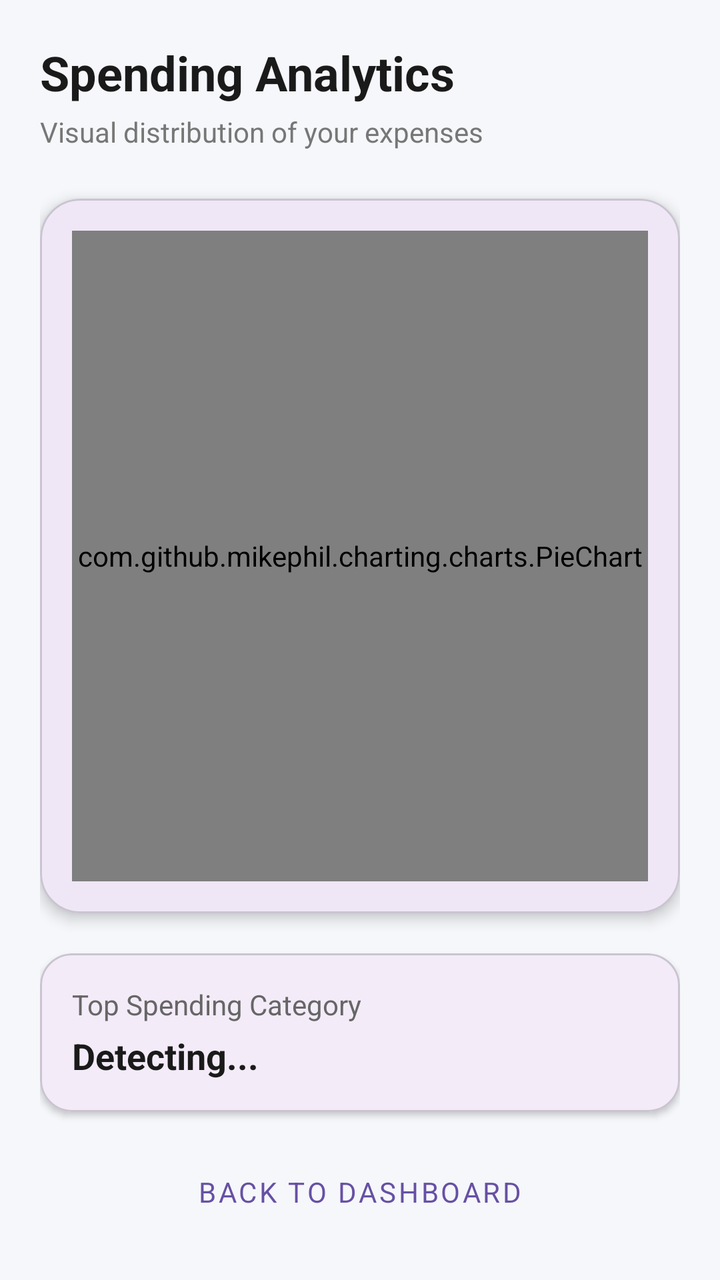
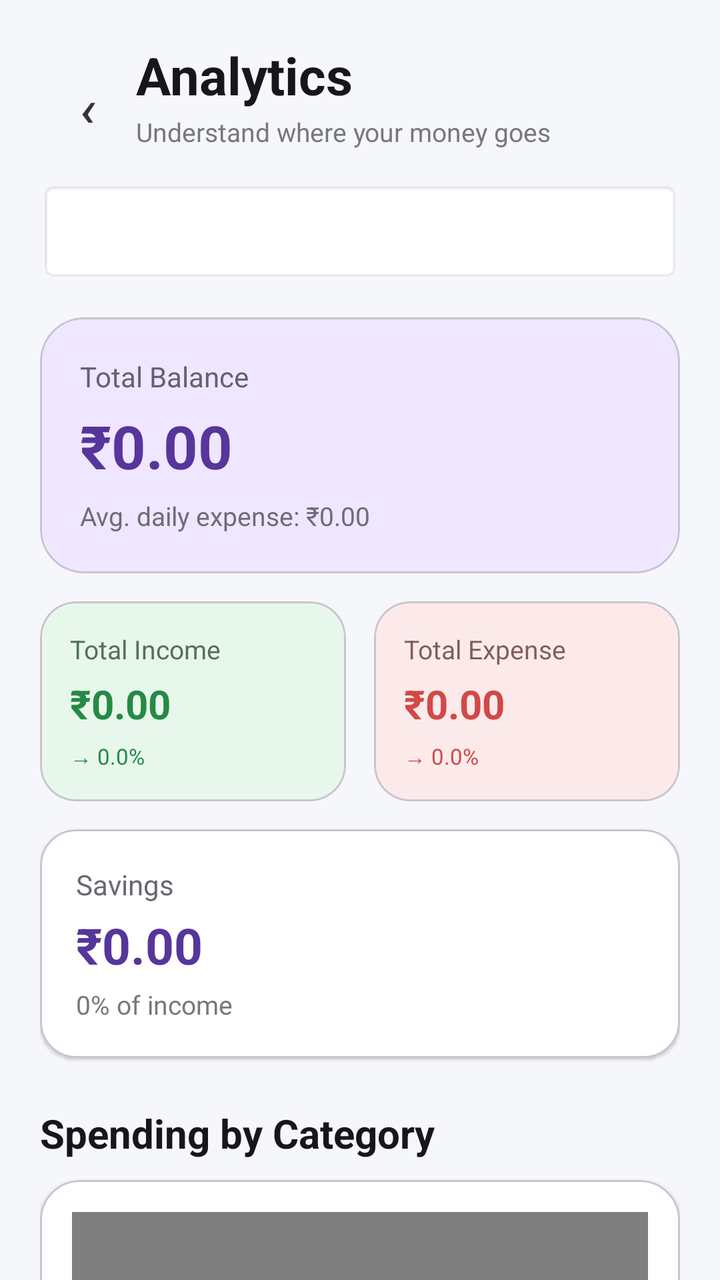

Screens rendered from an Android XML layout before and after an edit, with the pre-edit source and the edit as a unified diff.
<!-- AndroidManifest.xml: application theme Theme.Expensetracker -->
<!-- res/layout/activity_analytics.xml -->
<?xml version="1.0" encoding="utf-8"?>
<LinearLayout xmlns:android="http://schemas.android.com/apk/res/android"
    xmlns:app="http://schemas.android.com/apk/res-auto"
    android:layout_width="match_parent"
    android:layout_height="match_parent"
    android:background="#F5F7FA"
    android:orientation="vertical"
    android:padding="20dp">

    
    <TextView
        android:layout_width="wrap_content"
        android:layout_height="wrap_content"
        android:text="Spending Analytics"
        android:textColor="#1A1A1A"
        android:textSize="24sp"
        android:textStyle="bold" />

    <TextView
        android:layout_width="wrap_content"
        android:layout_height="wrap_content"
        android:layout_marginTop="4dp"
        android:text="Visual distribution of your expenses"
        android:textColor="#777777"
        android:textSize="14sp" />

    
    <com.google.android.material.card.MaterialCardView
        android:layout_width="match_parent"
        android:layout_height="0dp"
        android:layout_marginTop="24dp"
        android:layout_weight="1"
        app:cardCornerRadius="20dp"
        app:cardElevation="4dp">

        <com.github.mikephil.charting.charts.PieChart
            android:id="@+id/pieChart"
            android:layout_width="match_parent"
            android:layout_height="match_parent"
            android:layout_margin="16dp" />

    </com.google.android.material.card.MaterialCardView>

    
    <com.google.android.material.card.MaterialCardView
        android:layout_width="match_parent"
        android:layout_height="wrap_content"
        android:layout_marginTop="20dp"
        app:cardCornerRadius="16dp"
        app:cardElevation="2dp">

        <LinearLayout
            android:layout_width="match_parent"
            android:layout_height="wrap_content"
            android:orientation="vertical"
            android:padding="16dp">

            <TextView
                android:layout_width="wrap_content"
                android:layout_height="wrap_content"
                android:text="Top Spending Category"
                android:textColor="#666666"
                android:textSize="14sp" />

            <TextView
                android:id="@+id/tvTopCategory"
                android:layout_width="wrap_content"
                android:layout_height="wrap_content"
                android:layout_marginTop="4dp"
                android:text="Detecting..."
                android:textColor="#1A1A1A"
                android:textSize="18sp"
                android:textStyle="bold" />

        </LinearLayout>

    </com.google.android.material.card.MaterialCardView>

    <com.google.android.material.button.MaterialButton
        android:id="@+id/btnBack"
        style="@style/Widget.MaterialComponents.Button.TextButton"
        android:layout_width="match_parent"
        android:layout_height="wrap_content"
        android:layout_marginTop="16dp"
        android:text="Back to Dashboard" />

</LinearLayout>
<!-- resources referenced by this layout -->
<resources>
  <style name="Theme.Expensetracker" parent="Theme.Material3.DayNight.NoActionBar">
  
          <item name="android:fontFamily">sans-serif</item>
  
          <item name="android:windowActionModeOverlay">true</item>
  
          <item name="android:statusBarColor">
              ?android:colorBackground
          </item>
  
          <item name="android:navigationBarColor">
              ?android:colorBackground
          </item>
  
          <item name="android:windowLightStatusBar">
              true
          </item>
  
      </style>
</resources>

<!-- the commit's change to res/layout/activity_analytics.xml (unified diff, before → after) -->
@@ -1,87 +1,556 @@
 <?xml version="1.0" encoding="utf-8"?>
-<LinearLayout xmlns:android="http://schemas.android.com/apk/res/android"
+<androidx.core.widget.NestedScrollView
+    xmlns:android="http://schemas.android.com/apk/res/android"
     xmlns:app="http://schemas.android.com/apk/res-auto"
     android:layout_width="match_parent"
     android:layout_height="match_parent"
-    android:background="#F5F7FA"
-    android:orientation="vertical"
-    android:padding="20dp">
-
-    
-    <TextView
-        android:layout_width="wrap_content"
-        android:layout_height="wrap_content"
-        android:text="Spending Analytics"
-        android:textColor="#1A1A1A"
-        android:textSize="24sp"
-        android:textStyle="bold" />
-
-    <TextView
-        android:layout_width="wrap_content"
-        android:layout_height="wrap_content"
-        android:layout_marginTop="4dp"
-        android:text="Visual distribution of your expenses"
-        android:textColor="#777777"
-        android:textSize="14sp" />
-
-    
-    <com.google.android.material.card.MaterialCardView
-        android:layout_width="match_parent"
-        android:layout_height="0dp"
-        android:layout_marginTop="24dp"
-        android:layout_weight="1"
-        app:cardCornerRadius="20dp"
-        app:cardElevation="4dp">
-
-        <com.github.mikephil.charting.charts.PieChart
-            android:id="@+id/pieChart"
-            android:layout_width="match_parent"
-            android:layout_height="match_parent"
-            android:layout_margin="16dp" />
-
-    </com.google.android.material.card.MaterialCardView>
-
-    
-    <com.google.android.material.card.MaterialCardView
+    android:background="#F6F7FB"
+    android:fillViewport="true">
+
+    <LinearLayout
         android:layout_width="match_parent"
         android:layout_height="wrap_content"
-        android:layout_marginTop="20dp"
-        app:cardCornerRadius="16dp"
-        app:cardElevation="2dp">
+        android:orientation="vertical"
+        android:padding="20dp">
+
+        
 
         <LinearLayout
             android:layout_width="match_parent"
             android:layout_height="wrap_content"
-            android:orientation="vertical"
-            android:padding="16dp">
+            android:gravity="center_vertical"
+            android:orientation="horizontal">
+
+            <com.google.android.material.button.MaterialButton
+                android:id="@+id/btnBack"
+                style="@style/Widget.MaterialComponents.Button.TextButton"
+                android:layout_width="48dp"
+                android:layout_height="48dp"
+                android:insetLeft="0dp"
+                android:insetRight="0dp"
+                android:text="‹"
+                android:textColor="#333333"
+                android:textSize="30sp" />
+
+            <LinearLayout
+                android:layout_width="0dp"
+                android:layout_height="wrap_content"
+                android:layout_weight="1"
+                android:orientation="vertical">
+
+                <TextView
+                    android:layout_width="wrap_content"
+                    android:layout_height="wrap_content"
+                    android:text="Analytics"
+                    android:textColor="#17171A"
+                    android:textSize="26sp"
+                    android:textStyle="bold" />
+
+                <TextView
+                    android:layout_width="wrap_content"
+                    android:layout_height="wrap_content"
+                    android:layout_marginTop="2dp"
+                    android:text="Understand where your money goes"
+                    android:textColor="#77777F"
+                    android:textSize="13sp" />
+
+            </LinearLayout>
+
+        </LinearLayout>
+
+
+        
+
+        <Spinner
+            android:id="@+id/spinnerPeriod"
+            android:layout_width="match_parent"
+            android:layout_height="50dp"
+            android:layout_marginTop="16dp"
+            android:background="@android:drawable/editbox_background"
+            android:paddingStart="14dp"
+            android:paddingEnd="14dp" />
+
+
+        
+
+        <com.google.android.material.card.MaterialCardView
+            android:layout_width="match_parent"
+            android:layout_height="wrap_content"
+            android:layout_marginTop="18dp"
+            app:cardBackgroundColor="#EEE7FF"
+            app:cardCornerRadius="22dp"
+            app:cardElevation="0dp">
+
+            <LinearLayout
+                android:layout_width="match_parent"
+                android:layout_height="wrap_content"
+                android:orientation="vertical"
+                android:padding="20dp">
+
+                <TextView
+                    android:layout_width="wrap_content"
+                    android:layout_height="wrap_content"
+                    android:text="Total Balance"
+                    android:textColor="#66606F"
+                    android:textSize="14sp" />
+
+                <TextView
+                    android:id="@+id/tvTotalBalance"
+                    android:layout_width="wrap_content"
+                    android:layout_height="wrap_content"
+                    android:layout_marginTop="5dp"
+                    android:text="₹0.00"
+                    android:textColor="#56369B"
+                    android:textSize="30sp"
+                    android:textStyle="bold" />
+
+                <TextView
+                    android:id="@+id/tvAverageDaily"
+                    android:layout_width="wrap_content"
+                    android:layout_height="wrap_content"
+                    android:layout_marginTop="6dp"
+                    android:text="Avg. daily expense: ₹0.00"
+                    android:textColor="#706B78"
+                    android:textSize="13sp" />
+
+            </LinearLayout>
+
+        </com.google.android.material.card.MaterialCardView>
+
+
+        
+
+        <LinearLayout
+            android:layout_width="match_parent"
+            android:layout_height="wrap_content"
+            android:layout_marginTop="14dp"
+            android:orientation="horizontal">
+
+            <com.google.android.material.card.MaterialCardView
+                android:layout_width="0dp"
+                android:layout_height="wrap_content"
+                android:layout_marginEnd="7dp"
+                android:layout_weight="1"
+                app:cardBackgroundColor="#E8F7EC"
+                app:cardCornerRadius="18dp"
+                app:cardElevation="0dp">
+
+                <LinearLayout
+                    android:layout_width="match_parent"
+                    android:layout_height="wrap_content"
+                    android:orientation="vertical"
+                    android:padding="15dp">
+
+                    <TextView
+                        android:layout_width="wrap_content"
+                        android:layout_height="wrap_content"
+                        android:text="Total Income"
+                        android:textColor="#53715B"
+                        android:textSize="13sp" />
+
+                    <TextView
+                        android:id="@+id/tvIncome"
+                        android:layout_width="wrap_content"
+                        android:layout_height="wrap_content"
+                        android:layout_marginTop="5dp"
+                        android:text="₹0.00"
+                        android:textColor="#248A45"
+                        android:textSize="20sp"
+                        android:textStyle="bold" />
+
+                    <TextView
+                        android:id="@+id/tvIncomeChange"
+                        android:layout_width="wrap_content"
+                        android:layout_height="wrap_content"
+                        android:layout_marginTop="5dp"
+                        android:text="→ 0.0%"
+                        android:textColor="#248A45"
+                        android:textSize="11sp" />
+
+                </LinearLayout>
+
+            </com.google.android.material.card.MaterialCardView>
+
+
+            <com.google.android.material.card.MaterialCardView
+                android:layout_width="0dp"
+                android:layout_height="wrap_content"
+                android:layout_marginStart="7dp"
+                android:layout_weight="1"
+                app:cardBackgroundColor="#FCEAEA"
+                app:cardCornerRadius="18dp"
+                app:cardElevation="0dp">
+
+                <LinearLayout
+                    android:layout_width="match_parent"
+                    android:layout_height="wrap_content"
+                    android:orientation="vertical"
+                    android:padding="15dp">
+
+                    <TextView
+                        android:layout_width="wrap_content"
+                        android:layout_height="wrap_content"
+                        android:text="Total Expense"
+                        android:textColor="#805E5E"
+                        android:textSize="13sp" />
+
+                    <TextView
+                        android:id="@+id/tvExpense"
+                        android:layout_width="wrap_content"
+                        android:layout_height="wrap_content"
+                        android:layout_marginTop="5dp"
+                        android:text="₹0.00"
+                        android:textColor="#D34848"
+                        android:textSize="20sp"
+                        android:textStyle="bold" />
+
+                    <TextView
+                        android:id="@+id/tvExpenseChange"
+                        android:layout_width="wrap_content"
+                        android:layout_height="wrap_content"
+                        android:layout_marginTop="5dp"
+                        android:text="→ 0.0%"
+                        android:textColor="#D34848"
+                        android:textSize="11sp" />
+
+                </LinearLayout>
+
+            </com.google.android.material.card.MaterialCardView>
+
+        </LinearLayout>
+
+
+        
+
+        <com.google.android.material.card.MaterialCardView
+            android:layout_width="match_parent"
+            android:layout_height="wrap_content"
+            android:layout_marginTop="14dp"
+            app:cardBackgroundColor="#FFFFFF"
+            app:cardCornerRadius="18dp"
+            app:cardElevation="1dp">
+
+            <LinearLayout
+                android:layout_width="match_parent"
+                android:layout_height="wrap_content"
+                android:orientation="vertical"
+                android:padding="18dp">
+
+                <TextView
+                    android:layout_width="wrap_content"
+                    android:layout_height="wrap_content"
+                    android:text="Savings"
+                    android:textColor="#686870"
+                    android:textSize="14sp" />
+
+                <TextView
+                    android:id="@+id/tvSavings"
+                    android:layout_width="wrap_content"
+                    android:layout_height="wrap_content"
+                    android:layout_marginTop="4dp"
+                    android:text="₹0.00"
+                    android:textColor="#56369B"
+                    android:textSize="25sp"
+                    android:textStyle="bold" />
+
+                <TextView
+                    android:id="@+id/tvSavingsRate"
+                    android:layout_width="wrap_content"
+                    android:layout_height="wrap_content"
+                    android:layout_marginTop="4dp"
+                    android:text="0% of income"
+                    android:textColor="#77777F"
+                    android:textSize="13sp" />
+
+            </LinearLayout>
+
+        </com.google.android.material.card.MaterialCardView>
+
+
+        
+
+        <TextView
+            android:layout_width="wrap_content"
+            android:layout_height="wrap_content"
+            android:layout_marginTop="24dp"
+            android:text="Spending by Category"
+            android:textColor="#17171A"
+            android:textSize="20sp"
+            android:textStyle="bold" />
+
+        <com.google.android.material.card.MaterialCardView
+            android:layout_width="match_parent"
+            android:layout_height="wrap_content"
+            android:layout_marginTop="10dp"
+            app:cardBackgroundColor="#FFFFFF"
+            app:cardCornerRadius="20dp"
+            app:cardElevation="1dp">
+
+            <LinearLayout
+                android:layout_width="match_parent"
+                android:layout_height="wrap_content"
+                android:orientation="vertical"
+                android:padding="16dp">
+
+                <com.github.mikephil.charting.charts.PieChart
+                    android:id="@+id/pieChart"
+                    android:layout_width="match_parent"
+                    android:layout_height="260dp" />
+
+                <TextView
+                    android:id="@+id/tvNoCategoryData"
+                    android:layout_width="match_parent"
+                    android:layout_height="wrap_content"
+                    android:gravity="center"
+                    android:text="Add expenses to see category analytics"
+                    android:textColor="#888888"
+                    android:textSize="14sp"
+                    android:visibility="gone" />
+
+                <LinearLayout
+                    android:id="@+id/categoryLegendContainer"
+                    android:layout_width="match_parent"
+                    android:layout_height="wrap_content"
+                    android:layout_marginTop="4dp"
+                    android:orientation="vertical" />
+
+                <View
+                    android:layout_width="match_parent"
+                    android:layout_height="1dp"
+                    android:layout_marginTop="10dp"
+                    android:background="#EEEEEE" />
+
+                <TextView
+                    android:layout_width="wrap_content"
+                    android:layout_height="wrap_content"
+                    android:layout_marginTop="14dp"
+                    android:text="Top Spending Category"
+                    android:textColor="#77777F"
+                    android:textSize="13sp" />
+
+                <TextView
+                    android:id="@+id/tvTopCategory"
+                    android:layout_width="wrap_content"
+                    android:layout_height="wrap_content"
+                    android:layout_marginTop="3dp"
+                    android:text="No data"
+                    android:textColor="#17171A"
+                    android:textSize="18sp"
+                    android:textStyle="bold" />
+
+                <TextView
+                    android:id="@+id/tvTopCategoryAmount"
+                    android:layout_width="wrap_content"
+                    android:layout_height="wrap_content"
+                    android:layout_marginTop="2dp"
+                    android:text="Add some expenses"
+                    android:textColor="#77777F"
+                    android:textSize="13sp" />
+
+            </LinearLayout>
+
+        </com.google.android.material.card.MaterialCardView>
+
+
+        
+
+        <TextView
+            android:layout_width="wrap_content"
+            android:layout_height="wrap_content"
+            android:layout_marginTop="24dp"
+            android:text="Insights"
+            android:textColor="#17171A"
+            android:textSize="20sp"
+            android:textStyle="bold" />
+
+
+        <com.google.android.material.card.MaterialCardView
+            android:layout_width="match_parent"
+            android:layout_height="wrap_content"
+            android:layout_marginTop="10dp"
+            app:cardBackgroundColor="#EAF7EE"
+            app:cardCornerRadius="16dp"
+            app:cardElevation="0dp">
+
+            <LinearLayout
+                android:layout_width="match_parent"
+                android:layout_height="wrap_content"
+                android:orientation="vertical"
+                android:padding="16dp">
+
+                <TextView
+                    android:layout_width="wrap_content"
+                    android:layout_height="wrap_content"
+                    android:text="Smart Saver"
+                    android:textColor="#248A45"
+                    android:textSize="15sp"
+                    android:textStyle="bold" />
+
+                <TextView
+                    android:id="@+id/tvSavingsInsight"
+                    android:layout_width="match_parent"
+                    android:layout_height="wrap_content"
+                    android:layout_marginTop="5dp"
+                    android:text="Loading insight..."
+                    android:textColor="#4F6655"
+                    android:textSize="13sp" />
+
+            </LinearLayout>
+
+        </com.google.android.material.card.MaterialCardView>
+
+
+        <com.google.android.material.card.MaterialCardView
+            android:layout_width="match_parent"
+            android:layout_height="wrap_content"
+            android:layout_marginTop="10dp"
+            app:cardBackgroundColor="#FFF7E3"
+            app:cardCornerRadius="16dp"
+            app:cardElevation="0dp">
+
+            <LinearLayout
+                android:layout_width="match_parent"
+                android:layout_height="wrap_content"
+                android:orientation="vertical"
+                android:padding="16dp">
+
+                <TextView
+                    android:layout_width="wrap_content"
+                    android:layout_height="wrap_content"
+                    android:text="Top Spending"
+                    android:textColor="#A66A00"
+                    android:textSize="15sp"
+                    android:textStyle="bold" />
+
+                <TextView
+                    android:id="@+id/tvCategoryInsight"
+                    android:layout_width="match_parent"
+                    android:layout_height="wrap_content"
+                    android:layout_marginTop="5dp"
+                    android:text="Loading insight..."
+                    android:textColor="#756343"
+                    android:textSize="13sp" />
+
+            </LinearLayout>
+
+        </com.google.android.material.card.MaterialCardView>
+
+
+        <com.google.android.material.card.MaterialCardView
+            android:layout_width="match_parent"
+            android:layout_height="wrap_content"
+            android:layout_marginTop="10dp"
+            app:cardBackgroundColor="#EAF2FF"
+            app:cardCornerRadius="16dp"
+            app:cardElevation="0dp">
+
+            <LinearLayout
+                android:layout_width="match_parent"
+                android:layout_height="wrap_content"
+                android:orientation="vertical"
+                android:padding="16dp">
+
+                <TextView
+                    android:layout_width="wrap_content"
+                    android:layout_height="wrap_content"
+                    android:text="Spending Trend"
+                    android:textColor="#4169A1"
+                    android:textSize="15sp"
+                    android:textStyle="bold" />
+
+                <TextView
+                    android:id="@+id/tvSpendingInsight"
+                    android:layout_width="match_parent"
+                    android:layout_height="wrap_content"
+                    android:layout_marginTop="5dp"
+                    android:text="Loading insight..."
+                    android:textColor="#586B88"
+                    android:textSize="13sp" />
+
+            </LinearLayout>
+
+        </com.google.android.material.card.MaterialCardView>
+
+
+        
+
+        <LinearLayout
+            android:layout_width="match_parent"
+            android:layout_height="wrap_content"
+            android:layout_marginTop="24dp"
+            android:gravity="center_vertical"
+            android:orientation="horizontal">
 
             <TextView
+                android:id="@+id/tvTrendTitle"
+                android:layout_width="0dp"
+                android:layout_height="wrap_content"
+                android:layout_weight="1"
+                android:text="Daily Trend"
+                android:textColor="#17171A"
+                android:textSize="20sp"
+                android:textStyle="bold" />
+
+            <com.google.android.material.button.MaterialButton
+                android:id="@+id/btnExpenseTrend"
                 android:layout_width="wrap_content"
-                android:layout_height="wrap_content"
-                android:text="Top Spending Category"
-                android:textColor="#666666"
-                android:textSize="14sp" />
-
-            <TextView
-                android:id="@+id/tvTopCategory"
+                android:layout_height="40dp"
+                android:minWidth="0dp"
+                android:text="Expense"
+                android:textAllCaps="false"
+                android:textSize="12sp" />
+
+            <com.google.android.material.button.MaterialButton
+                android:id="@+id/btnIncomeTrend"
                 android:layout_width="wrap_content"
-                android:layout_height="wrap_content"
-                android:layout_marginTop="4dp"
-                android:text="Detecting..."
-                android:textColor="#1A1A1A"
-                android:textSize="18sp"
-                android:textStyle="bold" />
+                android:layout_height="40dp"
+                android:layout_marginStart="5dp"
+                android:minWidth="0dp"
+                android:text="Income"
+                android:textAllCaps="false"
+                android:textSize="12sp" />
 
         </LinearLayout>
 
-    </com.google.android.material.card.MaterialCardView>
-
-    <com.google.android.material.button.MaterialButton
-        android:id="@+id/btnBack"
-        style="@style/Widget.MaterialComponents.Button.TextButton"
-        android:layout_width="match_parent"
-        android:layout_height="wrap_content"
-        android:layout_marginTop="16dp"
-        android:text="Back to Dashboard" />
-
-</LinearLayout>
+
+        <com.google.android.material.card.MaterialCardView
+            android:layout_width="match_parent"
+            android:layout_height="wrap_content"
+            android:layout_marginTop="10dp"
+            app:cardBackgroundColor="#FFFFFF"
+            app:cardCornerRadius="20dp"
+            app:cardElevation="1dp">
+
+            <LinearLayout
+                android:layout_width="match_parent"
+                android:layout_height="wrap_content"
+                android:orientation="vertical"
+                android:padding="12dp">
+
+                <com.github.mikephil.charting.charts.LineChart
+                    android:id="@+id/lineChart"
+                    android:layout_width="match_parent"
+                    android:layout_height="300dp" />
+
+                <TextView
+                    android:id="@+id/tvNoTrendData"
+                    android:layout_width="match_parent"
+                    android:layout_height="wrap_content"
+                    android:gravity="center"
+                    android:text="No trend data available"
+                    android:textColor="#888888"
+                    android:textSize="14sp"
+                    android:visibility="gone" />
+
+            </LinearLayout>
+
+        </com.google.android.material.card.MaterialCardView>
+
+
+        <View
+            android:layout_width="match_parent"
+            android:layout_height="30dp" />
+
+    </LinearLayout>
+
+</androidx.core.widget.NestedScrollView>
